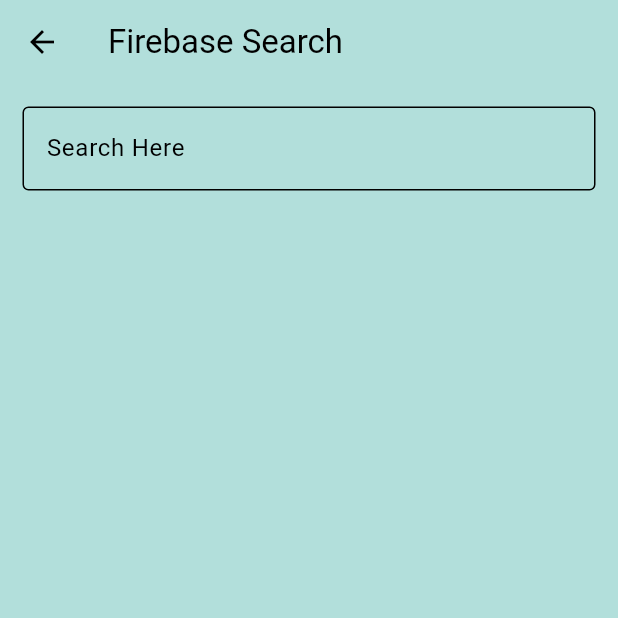
After one commit to qaisershameer/chat_wp, a Flutter app: the AccSearch screen opened directly, on a phone screen of 412 x 824 dp, the top half of it. The commit adds this screen. Run offline on Flutter 3.47's test engine with Material 3 defaults, Android fonts, the phone set to English and light mode, and no system bars; our stand-ins replace cloud_firestore, firebase_auth, firebase_core, flutter_typeahead, font_awesome_flutter, pdf and 2 more; accounts and stored records are empty.

Commit message:
28 aug home

```diff
--- /dev/null
+++ b/lib/models/ac_search_list.dart
@@ -0,0 +1,75 @@
+import 'package:flutter/material.dart';
+import 'package:cloud_firestore/cloud_firestore.dart';
+
+class AccSearch extends StatefulWidget {
+  const AccSearch({super.key});
+
+  @override
+  State<AccSearch> createState() => AccSearchState();
+}
+
+class AccSearchState extends State<AccSearch> {
+  List<Map<String, dynamic>> searchResult = [];
+
+  Future<void> searchFromFirebase(String query) async {
+    if (query.isEmpty) {
+      setState(() {
+        searchResult = [];
+      });
+      return;
+    }
+
+    try {
+      final result = await FirebaseFirestore.instance
+          .collection('search')
+          .where('string_id_array', arrayContains: query)
+          .get();
+
+        print(result);
+
+      setState(() {
+        searchResult = result.docs.map((e) => e.data() as Map<String, dynamic>).toList();
+      });
+    } catch (e) {
+      print('Error searching from Firebase: $e');
+      // Optionally, show an error message to the user
+    }
+  }
+
+  @override
+  Widget build(BuildContext context) {
+    return Scaffold(
+      appBar: AppBar(
+        title: const Text("Firebase Search"),
+      ),
+      body: Column(
+        children: [
+          Padding(
+            padding: const EdgeInsets.all(15.0),
+            child: TextField(
+              decoration: const InputDecoration(
+                border: OutlineInputBorder(),
+                hintText: "Search Here",
+              ),
+              onChanged: (query) {
+                searchFromFirebase(query);
+              },
+            ),
+          ),
+          Expanded(
+            child: ListView.builder(
+              itemCount: searchResult.length,
+              itemBuilder: (context, index) {
+                final item = searchResult[index];
+                return ListTile(
+                  title: Text(item['number_id'] ?? 'No ID'),
+                  subtitle: Text(item['string_id'] ?? 'No String ID'),
+                );
+              },
+            ),
+          ),
+        ],
+      ),
+    );
+  }
+}
--- a/lib/pages/accounts/account_add.dart
+++ b/lib/pages/accounts/account_add.dart
@@ -262,6 +262,7 @@ class AccountAddState extends State<AccountAdd> {
 
                         return DropdownMenuItem<String>(
                           value: docID,
+
                           child: Text(
                             currencyText,
                             style: const TextStyle(color: Colors.teal),
--- a/lib/reports/rpt_ac_ledger.dart
+++ b/lib/reports/rpt_ac_ledger.dart
@@ -1,7 +1,7 @@
-import 'package:font_awesome_flutter/font_awesome_flutter.dart';
 import 'package:intl/intl.dart';
 import 'package:flutter/material.dart';
 import 'package:cloud_firestore/cloud_firestore.dart';
+import 'package:font_awesome_flutter/font_awesome_flutter.dart';
 
 import 'package:chat_wp/themes/const.dart';
 import 'package:chat_wp/services/accounts/account_service.dart';
@@ -168,6 +168,7 @@ class RptAcLedgerState extends State<RptAcLedger> {
                     },
                   ),
                 ),
+
                 const SizedBox(width: 10.0),
                 // Date FROM Text Field
 
--- a/lib/themes/const.dart
+++ b/lib/themes/const.dart
@@ -7,6 +7,7 @@ final AuthService _authService = AuthService();
 
 // GET CURRENT USER ID
 String kUserId = _authService.getCurrentUser()!.uid;
+// String kUserId = 'CAKf9wMH4IfA58EmzDVJlMjLuRh2';
 String? kUserEmail = _authService.getCurrentUser()!.email;
 
 String kCPV = 'CP';
```
Also changed, not shown: lib/components/my_list_tile.dart (+6 -3 lines), lib/models/account_search.dart (added, +88 -0 lines), lib/models/search_list.dart (added, +101 -0 lines), lib/pages/accounts/area_info.dart (+4 -8 lines). Lines whose indentation alone changed are shown as unchanged.
